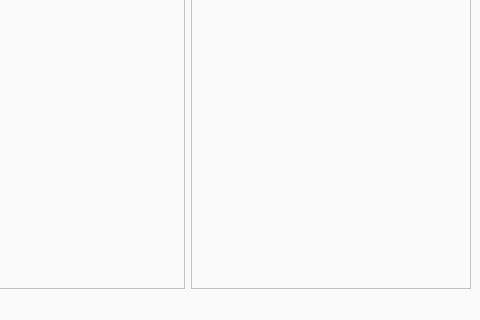
This is monitor.ui in SchottkySpectroscopyIMP/data-monitor as Qt 5 draws it before an edit; both pictures show x 630 to 1110 and y 580 to 900 of the 1110 by 900 pixel window. The edited form follows.
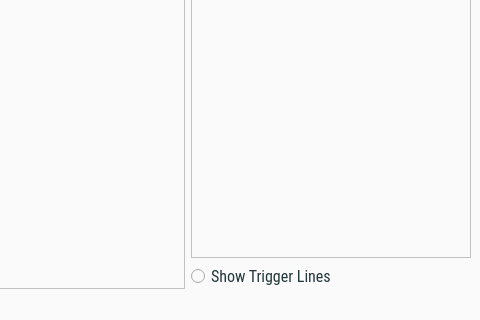
This is the edited form. Custom widgets are drawn as their Qt base class.

Commit message: update trigger show

Patch:
```diff
--- a/monitor.ui
+++ b/monitor.ui
@@ -253,6 +253,19 @@
         </property>
        </widget>
       </item>
+      <item>
+       <widget class="QRadioButton" name="rTrigger">
+        <property name="font">
+          <font>
+            <family>Roboto Condensed</family>
+            <pointsize>12</pointsize>
+          </font>
+        </property>
+        <property name="text">
+         <string>Show Trigger Lines</string>
+        </property>
+       </widget>
+      </item>
      </layout>
     </item>
    </layout>
```
Left out of the diff: 2 changed lines with no effect on the pictures. The commit also changes 2 other files.
